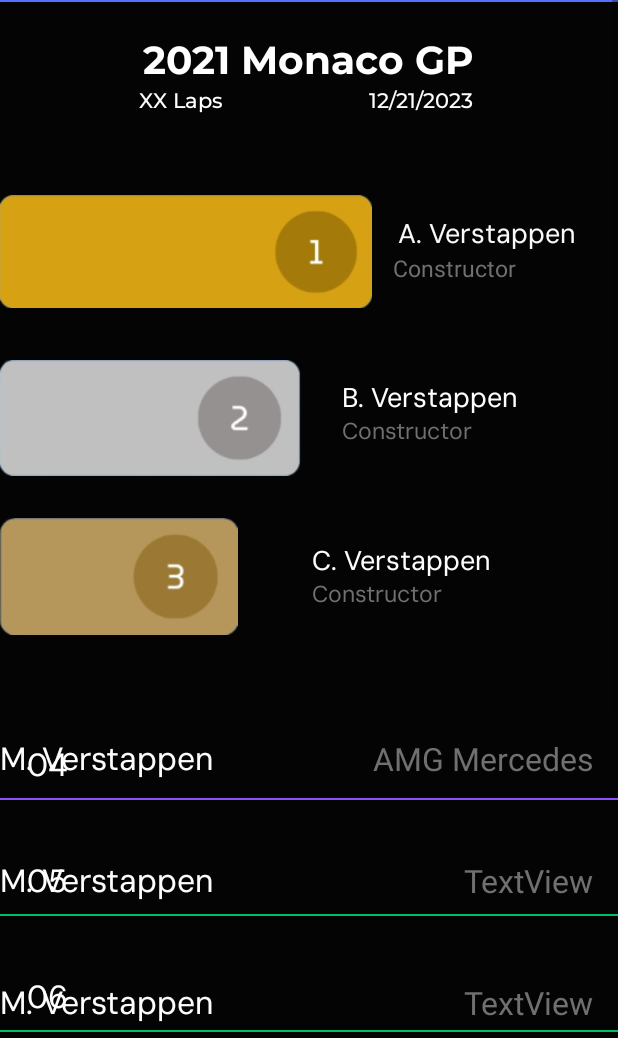
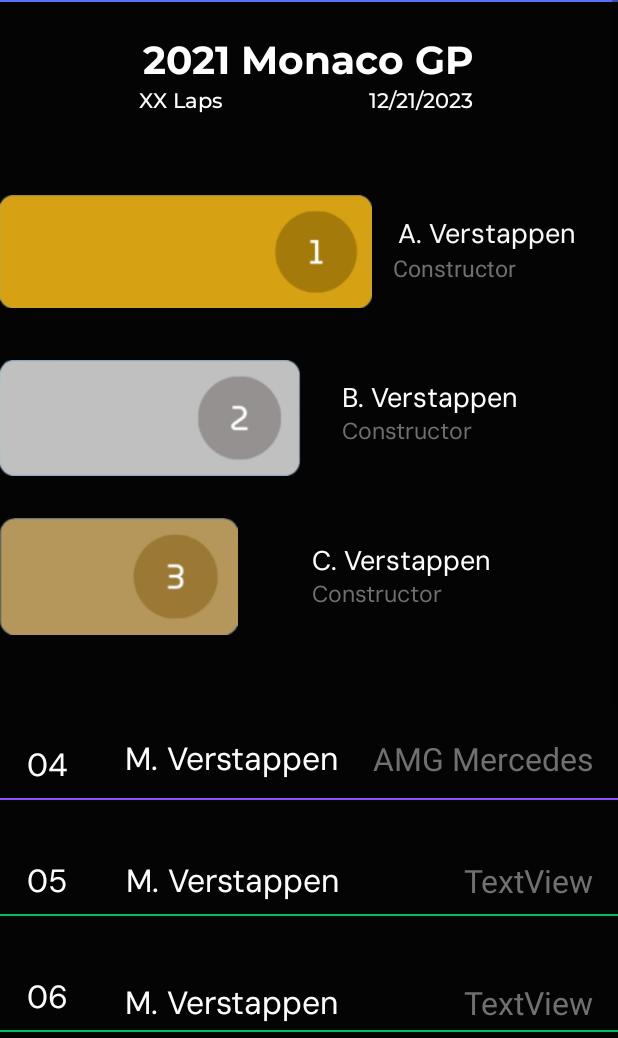
Before and after one commit to MaJhinn-Buu/LapLeader, an Android app: the SeeRaceMainPage screen opened directly, with no data from a screen before it, on a phone screen of 412 x 824 dp, the part 198-1236 px from its top. Run offline under Robolectric (Android 15) with nearby library versions, the phone set to English and light mode, and no system bars; our stand-ins replace Firebase (no records; nobody signed in at launch, a user with empty details on screens opened directly).

Commit message:
final edit done

```diff
--- a/app/src/main/AndroidManifest.xml
+++ b/app/src/main/AndroidManifest.xml
@@ -29,6 +29,7 @@
         <activity android:name=".EditRaceMainPage"></activity>
         <activity android:name=".SeeRaceFindPage"></activity>
         <activity android:name=".SeeRaceMainPage"></activity>
+        <activity android:name=".StandingsDriverPage"></activity>
     </application>
 
 </manifest>
--- a/app/src/main/java/com/example/groupactivity/AdapterClass.kt
+++ b/app/src/main/java/com/example/groupactivity/AdapterClass.kt
@@ -26,7 +26,7 @@ class AdapterClass(var dataList: ArrayList<DataClass>) : RecyclerView.Adapter<Ad
             "aston martin" -> R.drawable.astonmartinlogo
             "ferrari" -> R.drawable.ferrarilogo
             "amg mercedes" -> R.drawable.mercedeslogo
-            else -> R.drawable.f1logo // Provide a default logo if team name is not recognized
+            else -> R.drawable.ourhero // Provide a default logo if team name is not recognized
         }
 
         p0.rvImage.setImageResource(teamLogo)
--- a/app/src/main/res/layout/seerace_results_main.xml
+++ b/app/src/main/res/layout/seerace_results_main.xml
@@ -10,11 +10,14 @@
     <ScrollView
         android:layout_width="match_parent"
         android:layout_height="match_parent"
-        tools:ignore="MissingConstraints">
+        tools:ignore="MissingConstraints"
+        tools:layout_editor_absoluteX="0dp"
+        tools:layout_editor_absoluteY="-33dp">
 
         <androidx.constraintlayout.widget.ConstraintLayout
             android:layout_width="match_parent"
             android:layout_height="match_parent">
+
             <View
                 android:id="@+id/dividerline"
                 android:layout_width="match_parent"
@@ -246,13 +249,14 @@
                 android:id="@+id/P4_Driver"
                 android:layout_width="wrap_content"
                 android:layout_height="wrap_content"
+                android:layout_marginStart="38dp"
                 android:layout_marginBottom="12dp"
                 android:fontFamily="@font/dmsans_variablefont"
                 android:text="M. Verstappen"
                 android:textColor="#FFFCFC"
                 android:textSize="21sp"
                 app:layout_constraintBottom_toTopOf="@+id/NewLineDiv"
-                tools:layout_editor_absoluteX="83dp" />
+                app:layout_constraintStart_toEndOf="@+id/textView23" />
 
             <TextView
                 android:id="@+id/P4_Const"
@@ -296,13 +300,14 @@
                 android:id="@+id/P5_Driver"
                 android:layout_width="wrap_content"
                 android:layout_height="wrap_content"
+                android:layout_marginStart="39dp"
                 android:layout_marginBottom="8dp"
                 android:fontFamily="@font/dmsans_variablefont"
                 android:text="M. Verstappen"
                 android:textColor="#FFFCFC"
                 android:textSize="21sp"
                 app:layout_constraintBottom_toTopOf="@+id/NewLineDiv02"
-                tools:layout_editor_absoluteX="83dp" />
+                app:layout_constraintStart_toEndOf="@+id/textView24" />
 
             <TextView
                 android:id="@+id/P5_Const"
@@ -346,13 +351,14 @@
                 android:id="@+id/P6_Driver"
                 android:layout_width="wrap_content"
                 android:layout_height="wrap_content"
+                android:layout_marginStart="38dp"
                 android:layout_marginBottom="4dp"
                 android:fontFamily="@font/dmsans_variablefont"
                 android:text="M. Verstappen"
                 android:textColor="#FFFCFC"
                 android:textSize="21sp"
                 app:layout_constraintBottom_toTopOf="@+id/NewLineDiv03"
-                tools:layout_editor_absoluteX="83dp" />
+                app:layout_constraintStart_toEndOf="@+id/textView25" />
 
             <TextView
                 android:id="@+id/P6_Const"
@@ -396,13 +402,14 @@
                 android:id="@+id/P7_Driver"
                 android:layout_width="wrap_content"
                 android:layout_height="wrap_content"
+                android:layout_marginStart="40dp"
                 android:layout_marginBottom="8dp"
                 android:fontFamily="@font/dmsans_variablefont"
                 android:text="TextView"
                 android:textColor="#FFFCFC"
                 android:textSize="21sp"
                 app:layout_constraintBottom_toTopOf="@+id/NewLineDiv04"
-                tools:layout_editor_absoluteX="83dp" />
+                app:layout_constraintStart_toEndOf="@+id/textView26" />
 
             <TextView
                 android:id="@+id/P7_Const"
@@ -446,13 +453,14 @@
                 android:id="@+id/P8_Driver"
                 android:layout_width="wrap_content"
                 android:layout_height="wrap_content"
+                android:layout_marginStart="39dp"
                 android:layout_marginBottom="8dp"
                 android:fontFamily="@font/dmsans_variablefont"
                 android:text="TextView"
                 android:textColor="#FFFCFC"
                 android:textSize="21sp"
                 app:layout_constraintBottom_toTopOf="@+id/NewLineDiv05"
-                tools:layout_editor_absoluteX="83dp" />
+                app:layout_constraintStart_toEndOf="@+id/textView27" />
 
             <TextView
                 android:id="@+id/P8_Const"
@@ -496,13 +504,14 @@
                 android:id="@+id/P9_Driver"
                 android:layout_width="wrap_content"
                 android:layout_height="wrap_content"
+                android:layout_marginStart="38dp"
                 android:layout_marginBottom="8dp"
                 android:fontFamily="@font/dmsans_variablefont"
                 android:text="TextView"
                 android:textColor="#FFFCFC"
                 android:textSize="21sp"
                 app:layout_constraintBottom_toTopOf="@+id/NewLineDiv06"
-                tools:layout_editor_absoluteX="83dp" />
+                app:layout_constraintStart_toEndOf="@+id/textView28" />
 
             <TextView
                 android:id="@+id/P9_Const"
@@ -546,13 +555,14 @@
                 android:id="@+id/P10_Driver"
                 android:layout_width="wrap_content"
                 android:layout_height="wrap_content"
+                android:layout_marginStart="44dp"
                 android:layout_marginBottom="12dp"
                 android:fontFamily="@font/dmsans_variablefont"
                 android:text="G. Russell"
                 android:textColor="#FFFCFC"
                 android:textSize="21sp"
                 app:layout_constraintBottom_toTopOf="@+id/NewLineDiv07"
-                tools:layout_editor_absoluteX="83dp" />
+                app:layout_constraintStart_toEndOf="@+id/textView29" />
 
             <TextView
                 android:id="@+id/P10_Const"
```
Also changed, not shown: app/src/main/java/com/example/groupactivity/MainMenu_User.kt (+12 -0 lines), app/src/main/java/com/example/groupactivity/StandingsDriverPage.kt (+47 -1 lines). Lines whose indentation alone changed are shown as unchanged.
